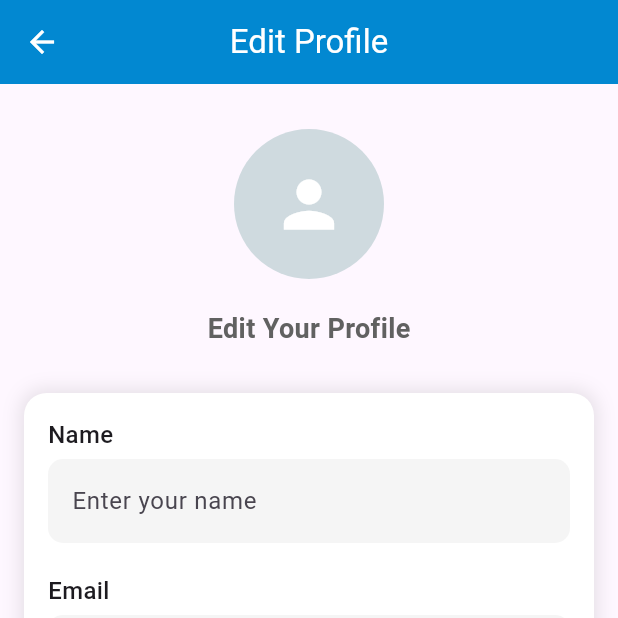
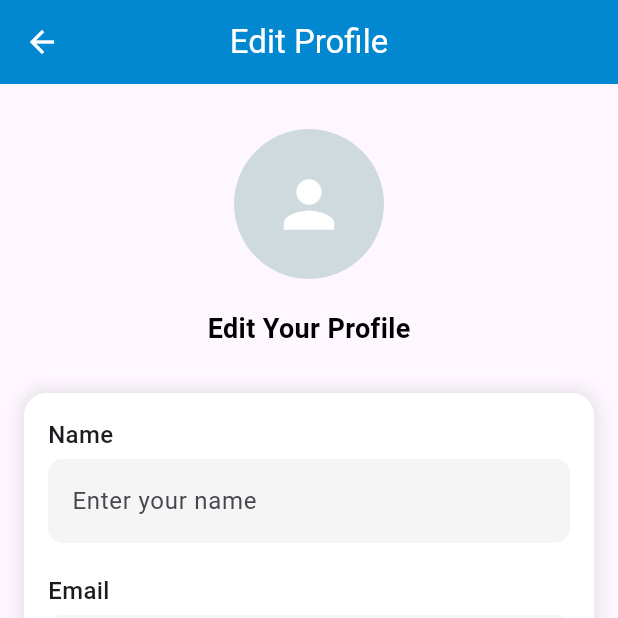
Before and after one commit to WilliamSiddhiKhangga/UAS-MoProg, a Flutter app: the MyPage screen opened directly, after a tap on "Edit Profile", on a phone screen of 412 x 824 dp, the top half of it. Run offline on Flutter 3.47's test engine with Material 3 defaults, Android fonts, the phone set to English and light mode, and no system bars; our stand-ins replace cloud_firestore, firebase_auth, firebase_core, google_sign_in, shared_preferences; accounts and stored records are empty.

Commit message:
Minor fix

```diff
--- a/lib/pages/navpages/my_page.dart
+++ b/lib/pages/navpages/my_page.dart
@@ -6,9 +6,10 @@ import 'package:firebase_auth/firebase_auth.dart';
 import 'package:tugasuas/pages/customerservice_page.dart';
 import 'package:tugasuas/pages/settings_page.dart';
 import 'package:tugasuas/pages/about_page.dart';
+import 'package:tugasuas/pages/history_page.dart';
 
 class MyPage extends StatefulWidget {
-  const MyPage({Key? key}) : super(key: key);
+  const MyPage({super.key});
 
   @override
   // ignore: library_private_types_in_public_api
@@ -153,7 +154,6 @@ class _MyPageState extends State<MyPage> {
       appBar: AppBar(
         title: const Text('Profile'),
         centerTitle: true,
-        automaticallyImplyLeading: false,
         backgroundColor: const Color.fromARGB(215, 24, 157, 239),
         elevation: 0,
         iconTheme: const IconThemeData(color: Colors.black),
@@ -311,19 +311,30 @@ class _MyPageState extends State<MyPage> {
                 context,
                 icon: Icons.rate_review,
                 title: 'History',
-                onTap: () {},
+                onTap: () {
+                  _checkProfileCompletion(context, () {
+                    Navigator.push(
+                      context,
+                      MaterialPageRoute(
+                        builder: (context) => const HistoryPage(),
+                      ),
+                    );
+                  });
+                },
               ),
               _buildMenuItem(
                 context,
                 icon: Icons.help_outline,
                 title: 'Customer Service',
                 onTap: () {
+                  _checkProfileCompletion(context, () {
                     Navigator.push(
                       context,
                       MaterialPageRoute(
                         builder: (context) => const CustomerServicePage(),
                       ),
                     );
+                  });
                 },
               ),
               _buildMenuItem(
@@ -377,11 +388,11 @@ class EditProfilePage extends StatefulWidget {
   final String currentPhone;
 
   const EditProfilePage({
-    Key? key,
+    super.key,
     required this.currentName,
     required this.currentEmail,
     required this.currentPhone,
-  }) : super(key: key);
+  });
 
   @override
   // ignore: library_private_types_in_public_api
@@ -436,7 +447,7 @@ class _EditProfilePageState extends State<EditProfilePage> {
             const CircleAvatar(
               radius: 50,
               backgroundColor: Color.fromARGB(255, 207, 218, 223),
-              child: const Icon(
+              child: Icon(
                 Icons.person,
                 size: 50,
                 color: Colors.white,
@@ -448,7 +459,7 @@ class _EditProfilePageState extends State<EditProfilePage> {
               style: TextStyle(
                 fontSize: 18,
                 fontWeight: FontWeight.w600,
-                color: Colors.grey.shade700,
+                color: const Color.fromARGB(255, 0, 0, 0),
               ),
             ),
             const SizedBox(height: 30),
@@ -600,6 +611,7 @@ class _EditProfilePageState extends State<EditProfilePage> {
 
                                   await user
                                       .updateDisplayName(_nameController.text);
+                                  // ignore: deprecated_member_use
                                   await user.updateEmail(_emailController.text);
                                   await user.reload();
 
@@ -609,6 +621,7 @@ class _EditProfilePageState extends State<EditProfilePage> {
                                       _emailController.text,
                                       phoneWithCode);
 
+                                  // ignore: use_build_context_synchronously
                                   Navigator.pop(context, {
                                     'name': _nameController.text,
                                     'phone': phoneWithCode,
@@ -616,6 +629,7 @@ class _EditProfilePageState extends State<EditProfilePage> {
                                   });
                                 } catch (e) {
                                   showDialog(
+                                    // ignore: use_build_context_synchronously
                                     context: context,
                                     builder: (context) => AlertDialog(
                                       title: const Text("Error"),
```
Lines whose indentation alone changed are shown as unchanged.
